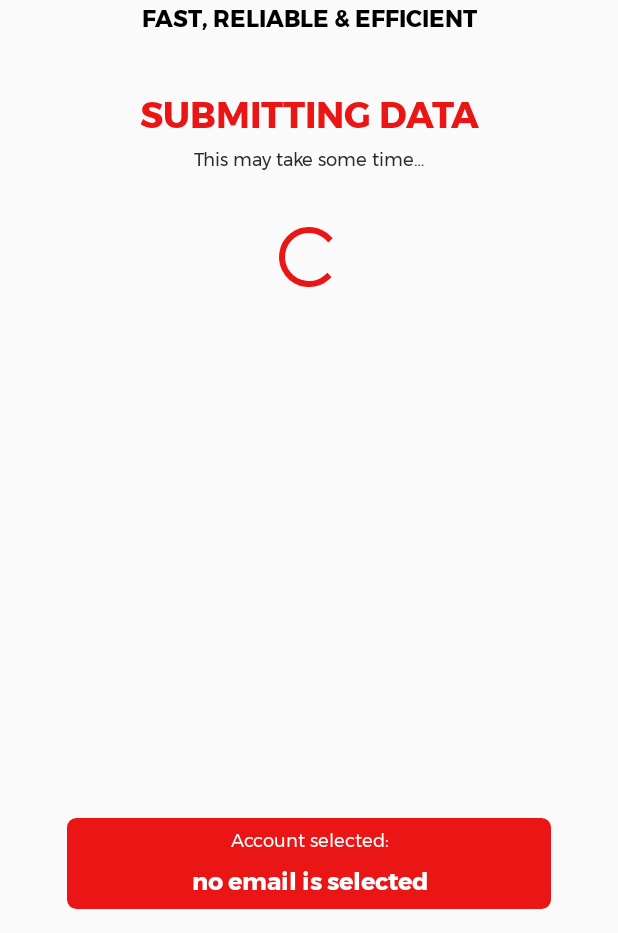
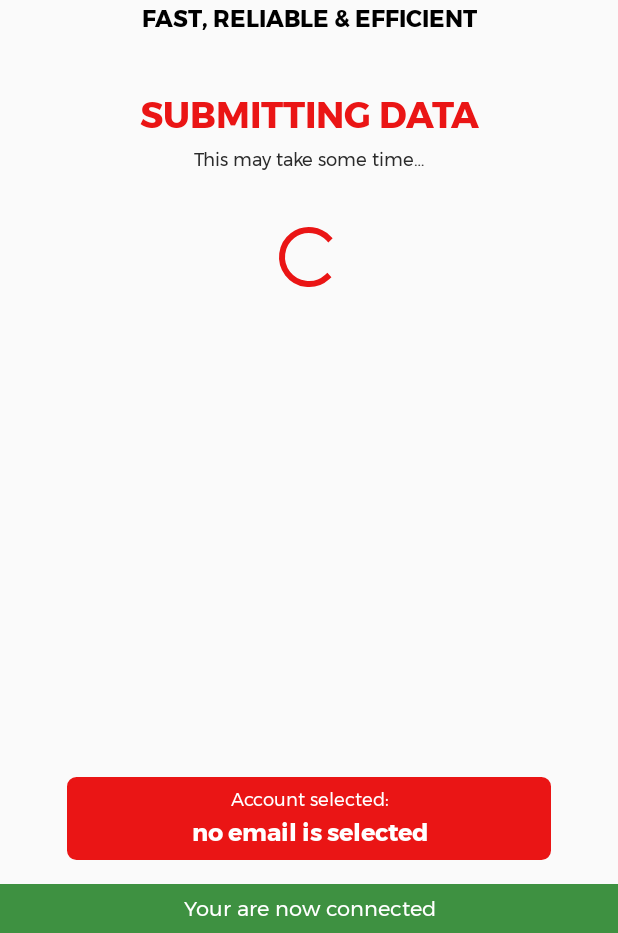
Before and after one commit to josendungu/ABCAutoValuers, an Android app: the SubmittingActivity screen opened directly, with no data from a screen before it, on a phone screen of 412 x 824 dp, the part 303-1236 px from its top. Run offline under Robolectric (Android 15) with nearby library versions, the phone set to English and light mode, and no system bars; libraries missing offline, so code that uses them is left out: com.google.api.services; 3 statements that could not run were skipped.

Commit message:
network connection manager

```diff
--- a/app/src/main/AndroidManifest.xml
+++ b/app/src/main/AndroidManifest.xml
@@ -2,6 +2,7 @@
 <manifest xmlns:android="http://schemas.android.com/apk/res/android"
     package="com.example.abcautovaluers">
 
+    <uses-permission android:name="android.permission.ACCESS_NETWORK_STATE" />
     <uses-permission android:name="android.permission.READ_EXTERNAL_STORAGE"/>
     <uses-permission android:name="android.permission.INTERNET"/>
     <uses-permission android:name="android.permission.GET_ACCOUNTS"/>
--- /dev/null
+++ b/app/src/main/java/com/example/abcautovaluers/NetworkConnection.kt
@@ -0,0 +1,109 @@
+package com.example.abcautovaluers
+
+import android.annotation.TargetApi
+import android.content.BroadcastReceiver
+import android.content.Context
+import android.content.Intent
+import android.content.IntentFilter
+import android.net.*
+import android.os.Build
+import android.util.Log
+import androidx.lifecycle.LiveData
+
+class NetworkConnection(private val context: Context): LiveData<Boolean>() {
+
+    private var connectivityManager: ConnectivityManager = context.getSystemService(Context.CONNECTIVITY_SERVICE) as ConnectivityManager
+
+    private lateinit var networkCallback: ConnectivityManager.NetworkCallback
+
+    private val tag = "NetworkConnection"
+
+    override fun onActive() {
+        super.onActive()
+        updateConnection()
+        when {
+
+            Build.VERSION.SDK_INT >= Build.VERSION_CODES.N -> {
+
+                connectivityManager.registerDefaultNetworkCallback(connectivityManagerCallbacks())
+
+            }
+
+
+            else -> {
+
+                context.registerReceiver(networkReceiver, IntentFilter(ConnectivityManager.CONNECTIVITY_ACTION))
+
+            }
+        }
+    }
+
+
+    override fun onInactive() {
+
+        try {
+
+            connectivityManager.unregisterNetworkCallback(connectivityManagerCallbacks())
+
+        } catch (error: Exception){
+
+            Log.d(tag, error.toString())
+
+        }
+
+
+        super.onInactive()
+
+    }
+
+    @TargetApi(Build.VERSION_CODES.LOLLIPOP)
+    private fun lollipopNetworkRequest(){
+
+        val requestBuilder = NetworkRequest.Builder()
+            .addTransportType(NetworkCapabilities.TRANSPORT_CELLULAR)
+            .addTransportType(NetworkCapabilities.TRANSPORT_WIFI)
+            .addTransportType(NetworkCapabilities.TRANSPORT_ETHERNET)
+
+        connectivityManager.registerNetworkCallback(requestBuilder.build(), connectivityManagerCallbacks())
+
+    }
+
+    private fun connectivityManagerCallbacks(): ConnectivityManager.NetworkCallback {
+
+        networkCallback = object: ConnectivityManager.NetworkCallback() {
+
+            override fun onLost(network: Network) {
+                super.onLost(network)
+                postValue(false)
+            }
+
+            override fun onAvailable(network: Network) {
+                super.onAvailable(network)
+                postValue(true)
+            }
+
+        }
+        return networkCallback
+
+    }
+
+    private val networkReceiver = object: BroadcastReceiver() {
+
+        override fun onReceive(p0: Context?, p1: Intent?) {
+
+            updateConnection()
+
+        }
+
+    }
+
+
+    private fun updateConnection() {
+
+        val activeNetwork: NetworkInfo? = connectivityManager.activeNetworkInfo
+        postValue(activeNetwork?.isConnected == true)
+
+    }
+
+
+}
--- a/app/src/main/java/com/example/abcautovaluers/SubmittingActivity.kt
+++ b/app/src/main/java/com/example/abcautovaluers/SubmittingActivity.kt
@@ -7,15 +7,19 @@ import android.os.Bundle
 import android.os.Handler
 import android.os.ResultReceiver
 import android.util.Log
+import android.view.View
 import android.widget.Toast
 import androidx.appcompat.app.AppCompatActivity
+import androidx.lifecycle.Observer
 import com.google.android.gms.auth.api.signin.GoogleSignIn
 import com.google.android.gms.auth.api.signin.GoogleSignInAccount
 import com.google.android.gms.auth.api.signin.GoogleSignInClient
 import com.google.android.gms.auth.api.signin.GoogleSignInOptions
 import com.google.android.gms.common.api.Scope
 import com.google.api.services.drive.DriveScopes
+import kotlinx.android.synthetic.main.activity_login.*
 import kotlinx.android.synthetic.main.activity_submitting.*
+import kotlinx.android.synthetic.main.activity_submitting.connection_state
 
 
 class SubmittingActivity : AppCompatActivity() {
@@ -24,7 +28,6 @@ class SubmittingActivity : AppCompatActivity() {
 
     private val tag = "Submitting"
     private val SIGNIN_CODE = 1
-
     private lateinit var mContext: Context
 
     private val handler = Handler()
@@ -36,6 +39,30 @@ class SubmittingActivity : AppCompatActivity() {
         setContentView(R.layout.activity_submitting)
 
         mContext = this
+
+        val networkConnection = NetworkConnection(applicationContext)
+        networkConnection.observe(this, Observer {
+
+            if (it){
+
+                connection_state.visibility = View.VISIBLE
+                connection_state.text = getString(R.string.connected)
+                connection_state.setBackgroundColor(resources.getColor(R.color.colorSuccess))
+
+                Handler().postDelayed({
+
+                    connection_state.visibility = View.INVISIBLE
+
+                }, 10000)
+
+            } else {
+
+                connection_state.visibility = View.VISIBLE
+                connection_state.text = getString(R.string.not_connected)
+                connection_state.setBackgroundColor(resources.getColor(R.color.colorPrimary))
+
+            }
+        })
 
         account = GoogleSignIn.getLastSignedInAccount(this)!!
 
--- a/app/src/main/res/layout/activity_submitting.xml
+++ b/app/src/main/res/layout/activity_submitting.xml
@@ -80,13 +80,14 @@
 
 
     <androidx.constraintlayout.widget.ConstraintLayout
+        android:id="@+id/constraintLayout"
         android:layout_width="0dp"
         android:layout_height="wrap_content"
         android:layout_marginStart="10dp"
         android:layout_marginEnd="10dp"
         android:layout_marginBottom="16dp"
         android:background="@drawable/bg_button"
-        app:layout_constraintBottom_toBottomOf="parent"
+        app:layout_constraintBottom_toTopOf="@+id/connection_state"
         app:layout_constraintEnd_toStartOf="@+id/guidelineRight"
         app:layout_constraintStart_toStartOf="@+id/guideline">
 
@@ -108,7 +109,6 @@
             android:id="@+id/accountSelected"
             android:layout_width="0dp"
             android:layout_height="wrap_content"
-            android:layout_marginTop="5dp"
             android:layout_marginBottom="5dp"
             android:fontFamily="@font/montserrat_bold"
             android:text="@string/sample_mail"
@@ -123,4 +123,19 @@
     </androidx.constraintlayout.widget.ConstraintLayout>
 
 
+    <TextView
+        android:id="@+id/connection_state"
+        android:layout_width="match_parent"
+        android:layout_height="wrap_content"
+        android:background="@color/colorPrimary"
+        android:fontFamily="@font/montserrat"
+        android:padding="5dp"
+        android:text="@string/connected"
+        android:textAlignment="center"
+        android:textColor="@color/colorWhite"
+        android:visibility="invisible"
+        app:layout_constraintBottom_toBottomOf="parent"
+        app:layout_constraintEnd_toEndOf="parent"
+        app:layout_constraintStart_toStartOf="parent" />
+
 </androidx.constraintlayout.widget.ConstraintLayout>
--- a/app/src/main/res/values/strings.xml
+++ b/app/src/main/res/values/strings.xml
@@ -53,4 +53,7 @@
     <string name="sample_mail">no email is selected</string>
     <string name="click_to_change">Click to change</string>
     <string name="proper_account">Make sure that the proper account\'%1$s\' is selected</string>
+    <string name="not_connected">Connection lost! Check your internet connection</string>
+    <string name="connected">Your are now connected</string>
+    <string name="logo">logo</string>
 </resources>
```
Also changed, not shown: app/src/main/java/com/example/abcautovaluers/LoginActivity.kt (+26 -1 lines), app/src/main/res/layout/activity_login.xml (+21 -7 lines).
